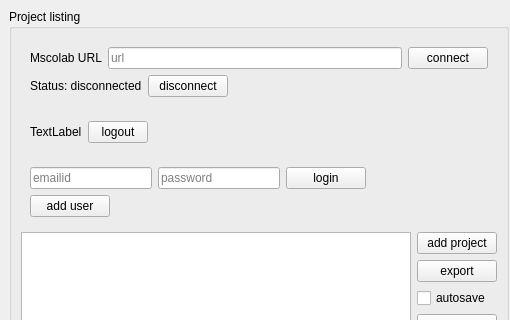
Before: the Qt Designer form mslib/msui/ui/ui_mscolab_window.ui in Open-MSS/MSS, drawn with Qt 5; both pictures show x 0 to 510 and y 0 to 320 of the 510 by 510 pixel window.
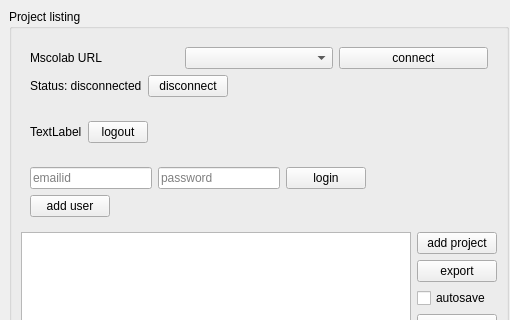
After: the same form once the commit is applied.

Commit message: Make mscolab url configurable with mss_settings.json, add tests, docs

What changed in the file:
```diff
--- a/mslib/msui/ui/ui_mscolab_window.ui
+++ b/mslib/msui/ui/ui_mscolab_window.ui
@@ -55,11 +55,7 @@
             </widget>
            </item>
            <item>
-            <widget class="QLineEdit" name="url">
-             <property name="placeholderText">
-              <string>url</string>
-             </property>
-            </widget>
+             <widget class="QComboBox" name="url"/>
            </item>
            <item>
             <widget class="QPushButton" name="connectMscolab">
```
Lines whose indentation alone changed are shown as unchanged. The commit also changes 6 other files.
